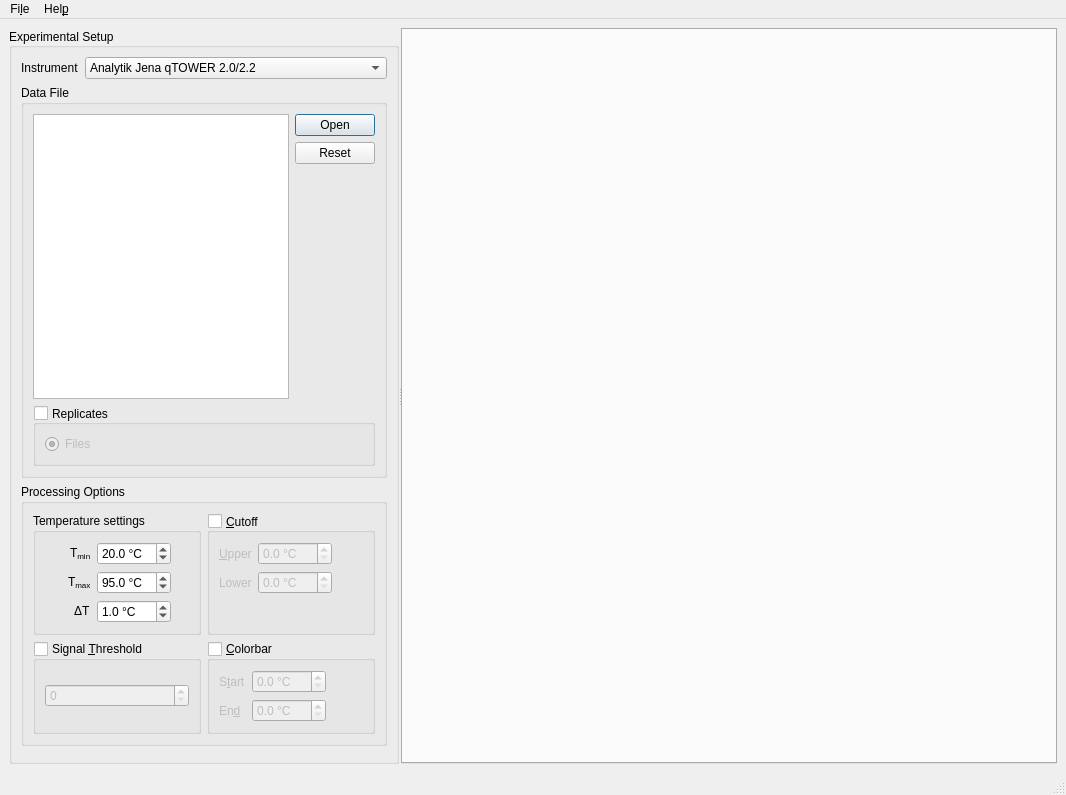
Old version of the form ui/mainwindow.ui in the repository Athemis/PyDSF.
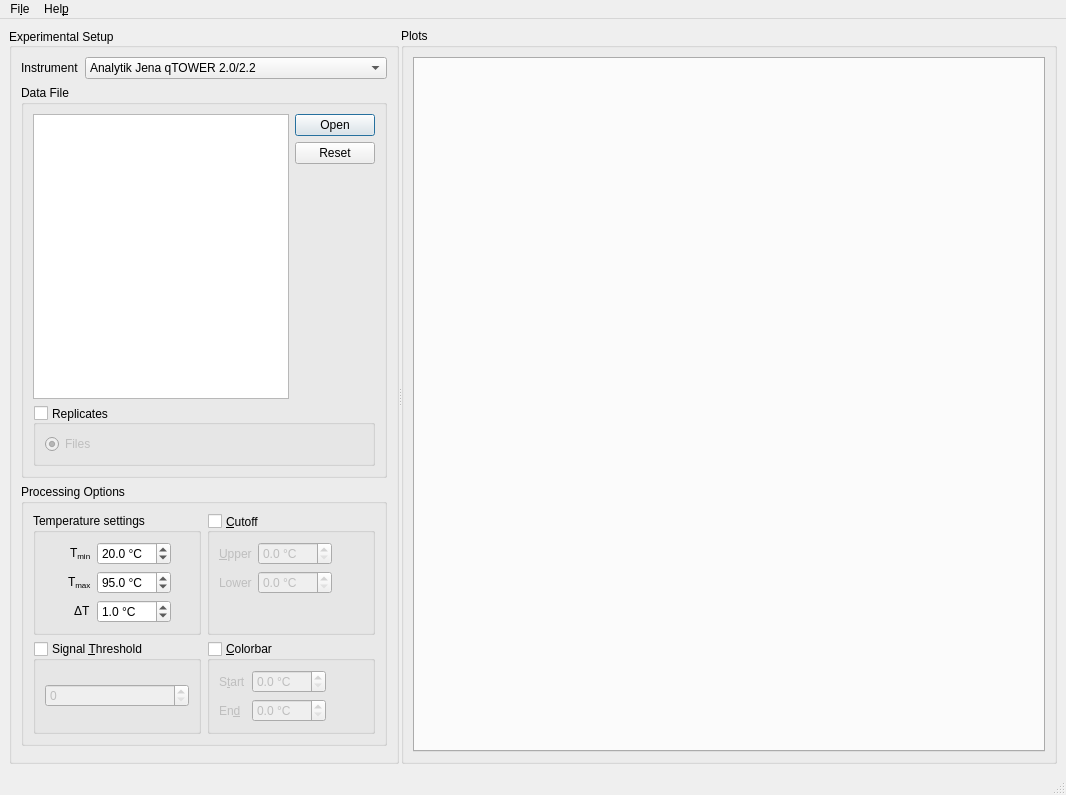
New version of the form. Icons and pictures are not drawn.

Commit message: Move tabbed plots in a GroupBox

```diff
--- a/ui/mainwindow.ui
+++ b/ui/mainwindow.ui
@@ -465,7 +465,7 @@
         </item>
        </layout>
       </widget>
-      <widget class="QTabWidget" name="tabWidget">
+      <widget class="QGroupBox" name="groupBox_results">
        <property name="enabled">
         <bool>true</bool>
        </property>
@@ -475,15 +475,45 @@
          <verstretch>0</verstretch>
         </sizepolicy>
        </property>
-       <property name="minimumSize">
+       <property name="sizeIncrement">
         <size>
-         <width>300</width>
-         <height>300</height>
+         <width>0</width>
+         <height>0</height>
         </size>
        </property>
-       <property name="currentIndex">
-        <number>-1</number>
+       <property name="title">
+        <string>Plots</string>
        </property>
+       <layout class="QHBoxLayout" name="horizontalLayout_2" stretch="0">
+        <item>
+         <widget class="QTabWidget" name="tabWidget">
+          <property name="enabled">
+           <bool>true</bool>
+          </property>
+          <property name="sizePolicy">
+           <sizepolicy hsizetype="Preferred" vsizetype="Preferred">
+            <horstretch>0</horstretch>
+            <verstretch>0</verstretch>
+           </sizepolicy>
+          </property>
+          <property name="minimumSize">
+           <size>
+            <width>300</width>
+            <height>300</height>
+           </size>
+          </property>
+          <property name="sizeIncrement">
+           <size>
+            <width>0</width>
+            <height>0</height>
+           </size>
+          </property>
+          <property name="currentIndex">
+           <number>-1</number>
+          </property>
+         </widget>
+        </item>
+       </layout>
       </widget>
      </widget>
     </item>
```
Left out of the diff: 8 changed lines with no effect on the pictures. The commit also changes 2 other files.
